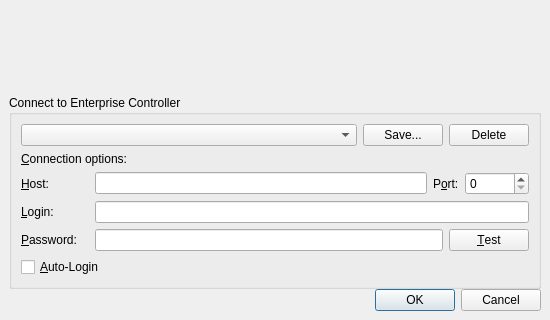
First picture: the form in client/src/ui/dialogs/login_dialog.ui, repository networkoptix/nx_open, before the edit; both pictures show x 0 to 550 and y 218 to 538 of the 550 by 538 pixel window.
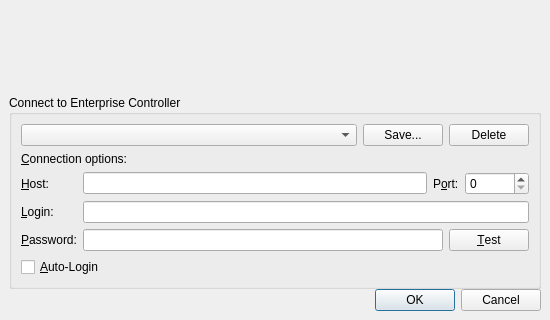
Second picture: the form after the edit.

Commit message:
Bug #2273: Invalid login dialog layout
<==== Mercurial data ====>
Branch: master

Diff of the .ui file:
```diff
--- a/client/src/ui/dialogs/login_dialog.ui
+++ b/client/src/ui/dialogs/login_dialog.ui
@@ -55,7 +55,7 @@
        <property name="title">
         <string>Connect to Enterprise Controller</string>
        </property>
-       <layout class="QVBoxLayout" name="verticalLayout_3" stretch="0,0,0,0,0,0">
+       <layout class="QVBoxLayout" name="verticalLayout_3" stretch="0,0,0,0">
         <item>
          <layout class="QHBoxLayout" name="horizontalLayout_4">
           <item>
@@ -101,26 +101,9 @@
          </widget>
         </item>
         <item>
-         <layout class="QHBoxLayout" name="horizontalLayout_3">
-          <item>
-           <layout class="QHBoxLayout" name="horizontalLayout">
-            <property name="sizeConstraint">
-             <enum>QLayout::SetFixedSize</enum>
-            </property>
-            <item>
-             <widget class="QLabel" name="hostnameLabel">
-              <property name="sizePolicy">
-               <sizepolicy hsizetype="Fixed" vsizetype="Preferred">
-                <horstretch>0</horstretch>
-                <verstretch>0</verstretch>
-               </sizepolicy>
-              </property>
-              <property name="minimumSize">
-               <size>
-                <width>68</width>
-                <height>0</height>
-               </size>
-              </property>
+         <layout class="QFormLayout" name="formLayout">
+          <item row="0" column="0">
+           <widget class="QLabel" name="hostLabel">
               <property name="text">
                <string>&amp;Host:</string>
               </property>
@@ -129,6 +112,12 @@
               </property>
              </widget>
             </item>
+          <item row="0" column="1">
+           <widget class="QWidget" name="hostWidget" native="true">
+            <layout class="QHBoxLayout" name="horizontalLayout_7">
+             <property name="margin">
+              <number>0</number>
+             </property>
             <item>
              <widget class="QLineEdit" name="hostnameLineEdit">
               <property name="sizePolicy">
@@ -145,8 +134,6 @@
               </property>
              </widget>
             </item>
-           </layout>
-          </item>
           <item>
            <layout class="QHBoxLayout" name="horizontalLayout_2">
             <item>
@@ -175,23 +162,10 @@
            </layout>
           </item>
          </layout>
-        </item>
-        <item>
-         <layout class="QHBoxLayout" name="horizontalLayout_5">
-          <item>
+           </widget>
+          </item>
+          <item row="1" column="0">
            <widget class="QLabel" name="loginLabel">
-            <property name="sizePolicy">
-             <sizepolicy hsizetype="Fixed" vsizetype="Preferred">
-              <horstretch>0</horstretch>
-              <verstretch>0</verstretch>
-             </sizepolicy>
-            </property>
-            <property name="minimumSize">
-             <size>
-              <width>68</width>
-              <height>0</height>
-             </size>
-            </property>
             <property name="text">
              <string>&amp;Login:</string>
             </property>
@@ -200,7 +174,7 @@
             </property>
            </widget>
           </item>
-          <item>
+          <item row="1" column="1">
            <widget class="QLineEdit" name="loginLineEdit">
             <property name="sizePolicy">
              <sizepolicy hsizetype="MinimumExpanding" vsizetype="Fixed">
@@ -219,24 +193,8 @@
             </property>
            </widget>
           </item>
-         </layout>
-        </item>
-        <item>
-         <layout class="QHBoxLayout" name="horizontalLayout_6">
-          <item>
+          <item row="2" column="0">
            <widget class="QLabel" name="passwordLabel">
-            <property name="sizePolicy">
-             <sizepolicy hsizetype="Fixed" vsizetype="Preferred">
-              <horstretch>0</horstretch>
-              <verstretch>0</verstretch>
-             </sizepolicy>
-            </property>
-            <property name="minimumSize">
-             <size>
-              <width>68</width>
-              <height>0</height>
-             </size>
-            </property>
             <property name="text">
              <string>&amp;Password:</string>
             </property>
@@ -245,6 +203,12 @@
             </property>
            </widget>
           </item>
+          <item row="2" column="1">
+           <widget class="QWidget" name="widget" native="true">
+            <layout class="QHBoxLayout" name="horizontalLayout">
+             <property name="margin">
+              <number>0</number>
+             </property>
           <item>
            <widget class="QLineEdit" name="passwordLineEdit">
             <property name="sizePolicy">
@@ -281,6 +245,9 @@
            </widget>
           </item>
          </layout>
+           </widget>
+          </item>
+         </layout>
         </item>
         <item>
          <widget class="QCheckBox" name="rememberPasswordCheckBox">
```
Left out of the diff: 8 changed lines with no effect on the pictures. Lines whose indentation alone changed are shown as unchanged.
